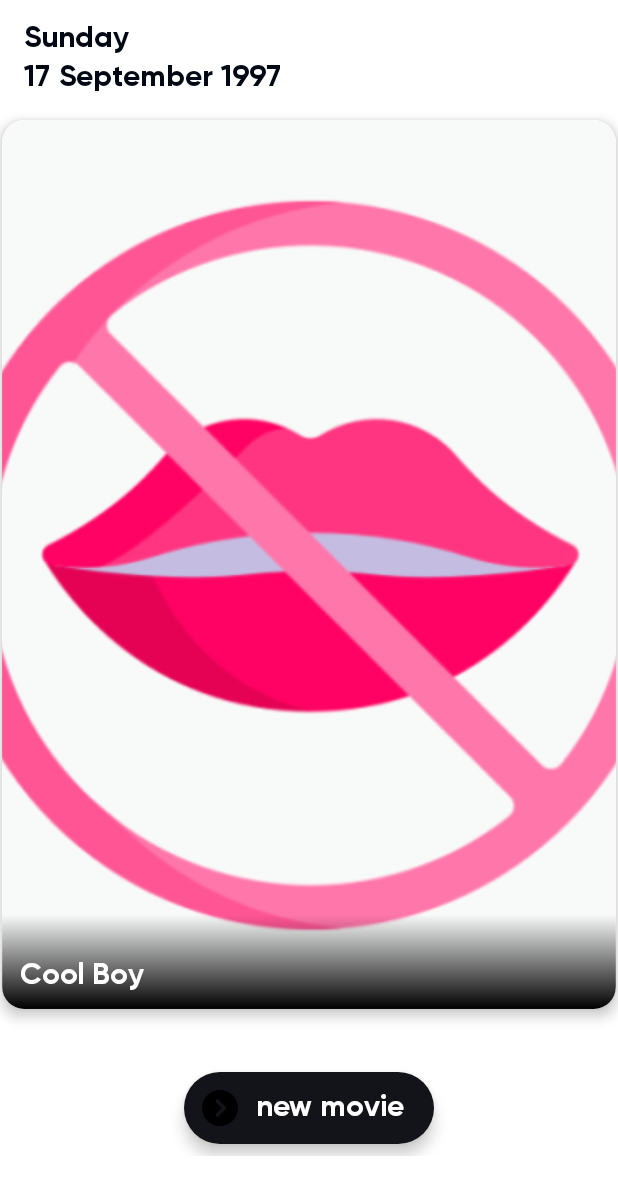
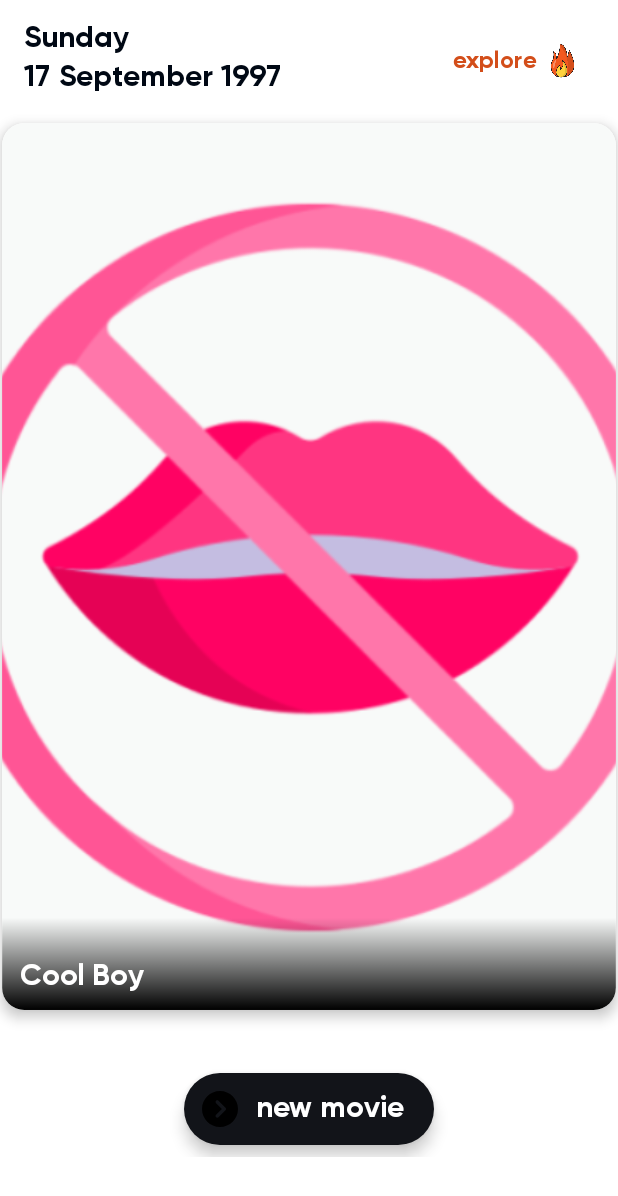
Before and after one commit to pratapnik/Movie_Ready, an Android app built with Jetpack Compose: the @Preview function LayoutPreview, on a phone screen of 412 x 824 dp. Shown: the top 1196 px of the screen. Run offline under Robolectric (Android 15) with nearby library versions, the phone set to English and light mode, and no system bars; pictures from the network do not load.

Commit message:
Uncommented some code

```diff
--- a/app/src/main/java/com/odroid/movieready/view/layout/MovieSuggestionLayout.kt
+++ b/app/src/main/java/com/odroid/movieready/view/layout/MovieSuggestionLayout.kt
@@ -61,28 +61,28 @@ fun TopGreeting(
                 )
             )
         }
-//        TextButton(
-//            onClick = onExploreButtonClick
-//        ) {
-//            Row(verticalAlignment = Alignment.CenterVertically) {
-//                Text(
-//                    text = "explore",
-//                    style = TextStyle(
-//                        fontFamily = FontFamily(Font(R.font.font_bold)),
-//                        fontSize = 16.sp,
-//                        color = colorResource(R.color.primary_red_color)
-//                    )
-//                )
-//                Image(
-//                    modifier = Modifier
-//                        .height(30.dp)
-//                        .width(30.dp)
-//                        .padding(start = 4.dp),
-//                    painter = painterResource(id = R.drawable.hot),
-//                    contentDescription = "contentDescription"
-//                )
-//            }
-//        }
+        TextButton(
+            onClick = onExploreButtonClick
+        ) {
+            Row(verticalAlignment = Alignment.CenterVertically) {
+                Text(
+                    text = "explore",
+                    style = TextStyle(
+                        fontFamily = FontFamily(Font(R.font.font_bold)),
+                        fontSize = 16.sp,
+                        color = colorResource(R.color.primary_red_color)
+                    )
+                )
+                Image(
+                    modifier = Modifier
+                        .height(30.dp)
+                        .width(30.dp)
+                        .padding(start = 4.dp),
+                    painter = painterResource(id = R.drawable.hot),
+                    contentDescription = "contentDescription"
+                )
+            }
+        }
     }
 }
 
```
